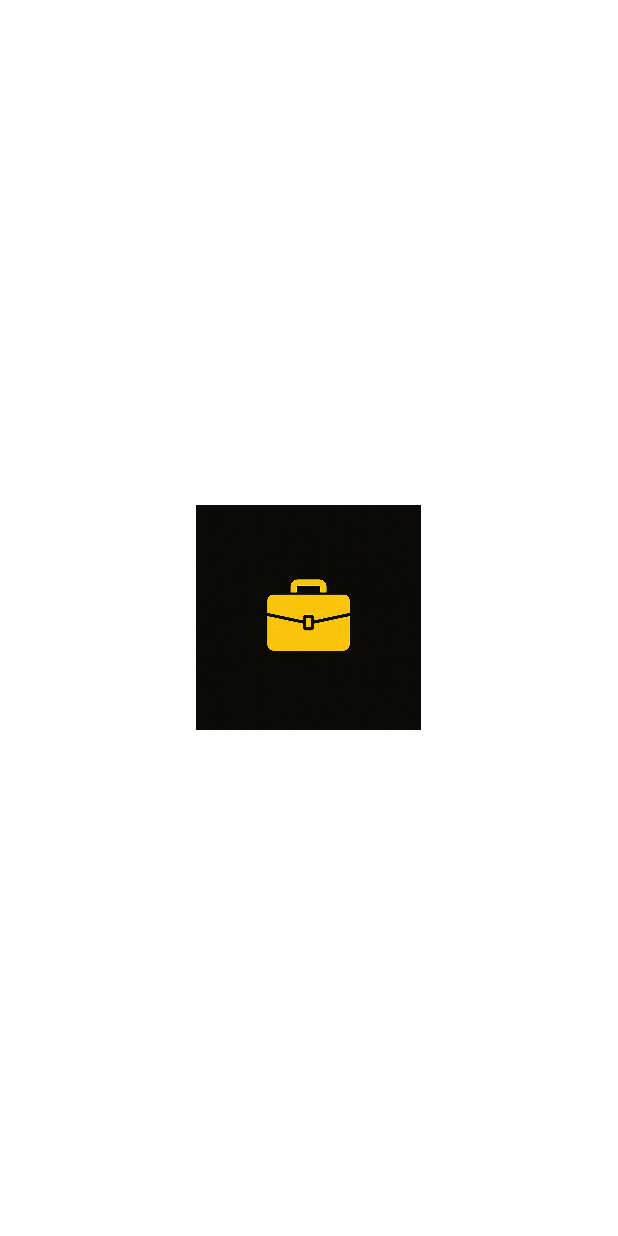
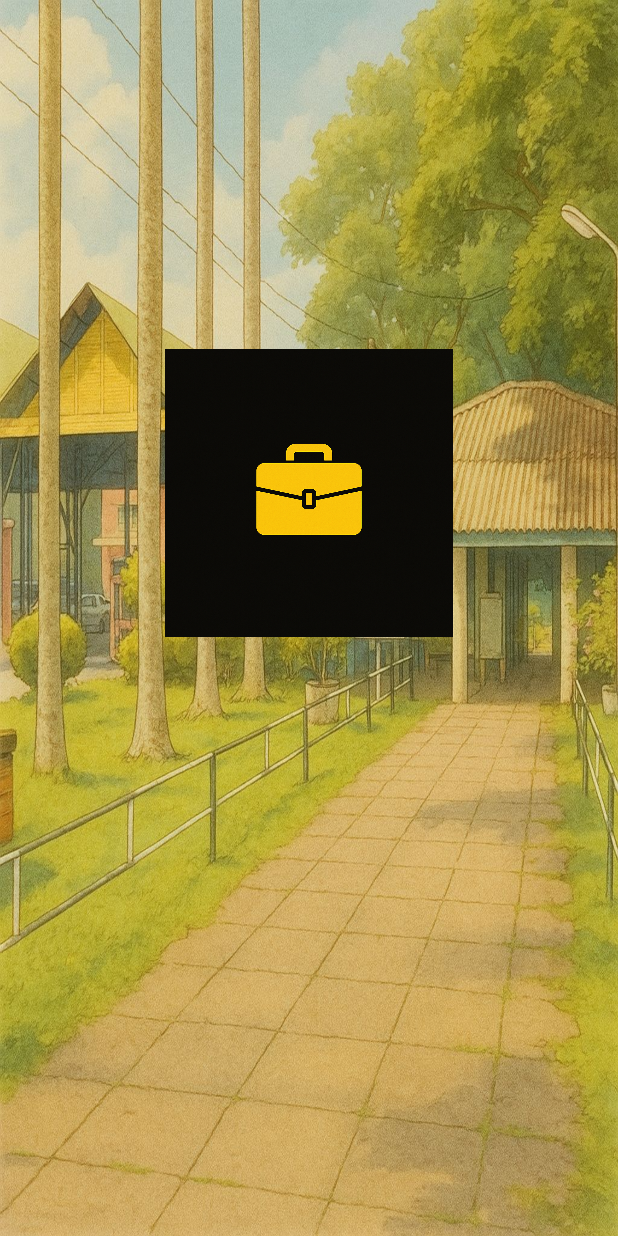
Before and after one commit to kavizzz03/Hire_Us_App, an Android app: the SplashActivity screen opened directly, with no data from a screen before it, on a phone screen of 412 x 824 dp. Run offline under Robolectric (Android 15) with nearby library versions, the phone set to English and light mode, and no system bars; network calls fail.

Commit message:
background image

```diff
--- a/app/src/main/res/layout/activity_splash.xml
+++ b/app/src/main/res/layout/activity_splash.xml
@@ -2,13 +2,20 @@
 <RelativeLayout xmlns:android="http://schemas.android.com/apk/res/android"
     android:layout_width="match_parent"
     android:layout_height="match_parent"
-    android:background="#FFFFFF"
+    android:background="@drawable/bg_image"
     android:gravity="center">
 
     <ImageView
         android:id="@+id/splashIcon"
         android:layout_width="150dp"
         android:layout_height="150dp"
-        android:layout_centerInParent="true"
+        android:layout_alignParentStart="true"
+        android:layout_alignParentTop="true"
+        android:layout_alignParentEnd="true"
+        android:layout_alignParentBottom="true"
+        android:layout_marginStart="110dp"
+        android:layout_marginTop="188dp"
+        android:layout_marginEnd="110dp"
+        android:layout_marginBottom="355dp"
         android:src="@mipmap/icon1" />
 </RelativeLayout>
```
